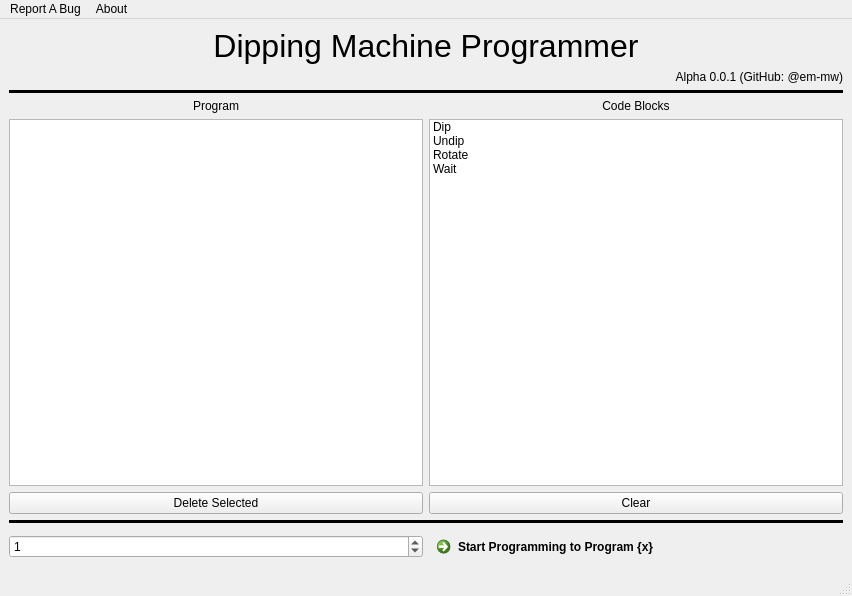
Qt form app/programmer.ui (em-mw/DippingMachine) before a commit.
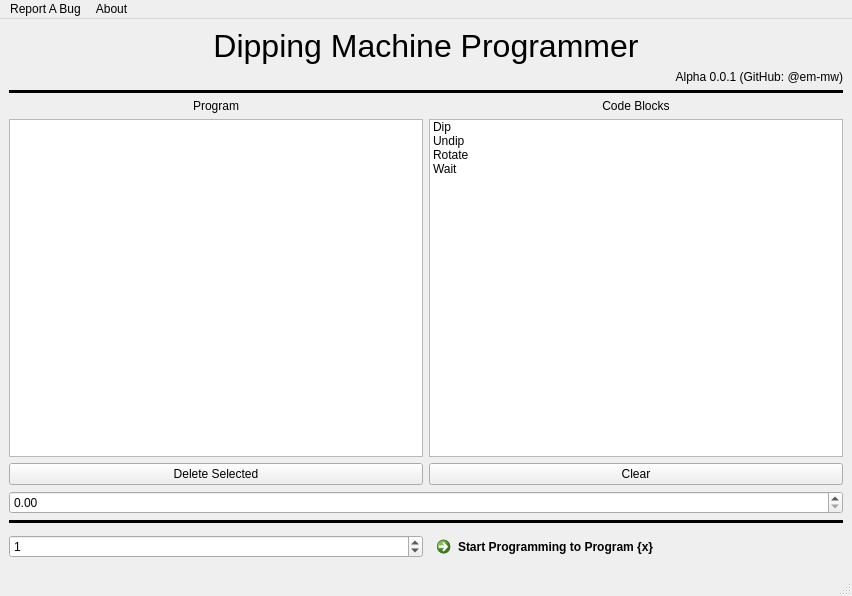
The same form after that commit.

Diff of the .ui file:
```diff
--- a/app/programmer.ui
+++ b/app/programmer.ui
@@ -153,6 +153,9 @@
       </item>
      </layout>
     </item>
+    <item>
+     <widget class="QDoubleSpinBox" name="doubleSpinBox"/>
+    </item>
     <item>
      <widget class="Line" name="line_2">
       <property name="frameShadow">
```
Left out of the diff: 3 changed lines with no effect on the pictures.
